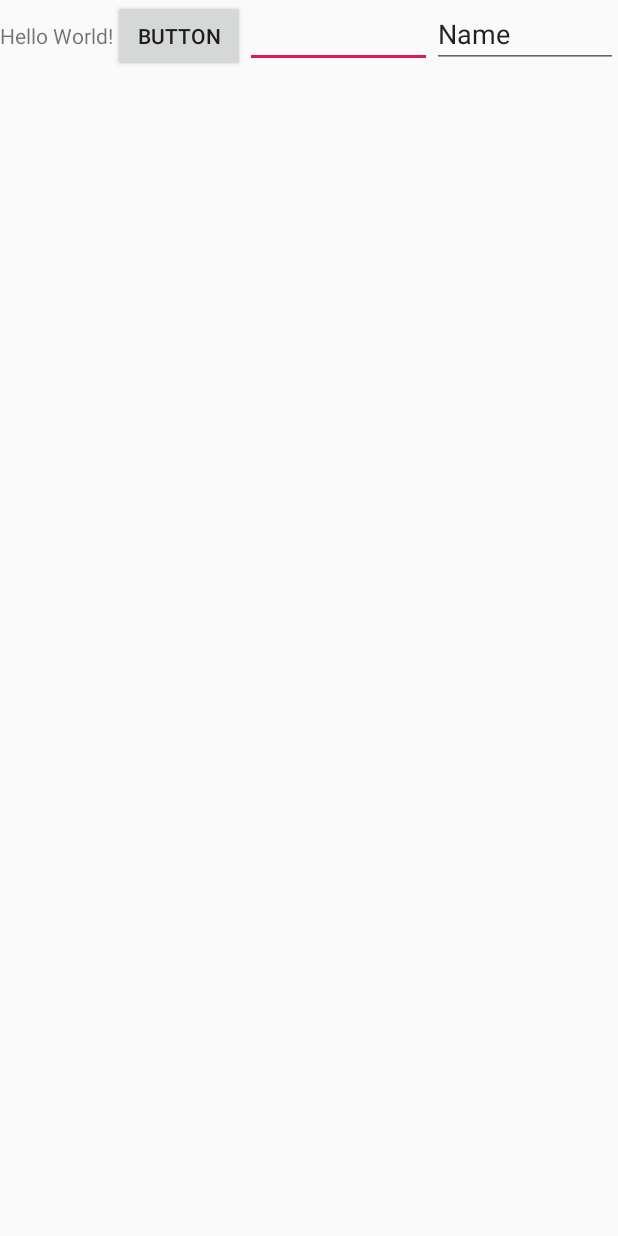
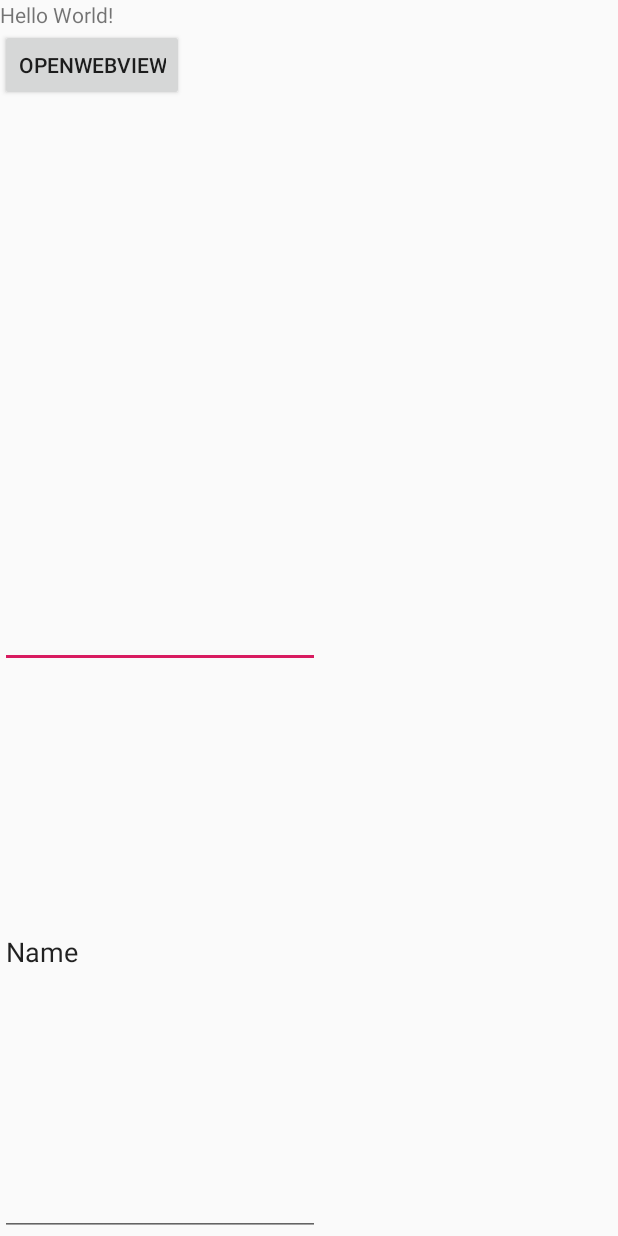
Before and after one commit to ChickenHook/ChickenHook, an Android app: the screen it shows after launch (MainActivity), on a phone screen of 412 x 824 dp. Run offline under Robolectric (Android 15) with nearby library versions, the phone set to English and light mode, and no system bars; 2 statements that could not run were skipped.

Commit message:
added some tests

```diff
--- a/androidTest/build.gradle
+++ b/androidTest/build.gradle
@@ -38,11 +38,13 @@ android {
 
 dependencies {
     implementation fileTree(dir: 'libs', include: ['*.jar'])
-    implementation"org.jetbrains.kotlin:kotlin-stdlib-jdk7:$kotlin_version"
+    implementation "org.jetbrains.kotlin:kotlin-stdlib-jdk7:$kotlin_version"
     implementation 'androidx.appcompat:appcompat:1.1.0'
     implementation 'androidx.core:core-ktx:1.1.0'
     implementation 'androidx.constraintlayout:constraintlayout:1.1.3'
+    implementation 'com.google.android.material:material:1.0.0'
     testImplementation 'junit:junit:4.12'
     androidTestImplementation 'androidx.test.ext:junit:1.1.1'
     androidTestImplementation 'androidx.test.espresso:espresso-core:3.2.0'
+    androidTestImplementation 'com.android.support.test:rules:1.0.2'
 }
--- a/androidTest/src/main/java/com/self/vmcracker/MainActivity.kt
+++ b/androidTest/src/main/java/com/self/vmcracker/MainActivity.kt
@@ -1,6 +1,7 @@
 package com.self.vmcracker
 
 import android.app.Activity
+import android.content.Intent
 import android.util.Log
 import kotlinx.android.synthetic.main.activity_main.*
 import android.os.*
@@ -22,11 +23,13 @@ class MainActivity : Activity() {
 
         test_button?.setOnClickListener {
             Log.d("TEST", "This is a test callback")
+            startActivity(Intent(this, WebViewActivity::class.java))
             true
         }
 
 
-        Looper.getMainLooper().setMessageLogging { string -> // TODO try to use native hook to create java hooks and hook this class!
+        Looper.getMainLooper().setMessageLogging { string ->
+            // TODO try to use native hook to create java hooks and hook this class!
             Log.d("LOOPER HOOK", string)
         }
 
--- a/androidTest/src/main/res/layout/activity_main.xml
+++ b/androidTest/src/main/res/layout/activity_main.xml
@@ -1,10 +1,10 @@
 <?xml version="1.0" encoding="utf-8"?>
-<LinearLayout
-        xmlns:android="http://schemas.android.com/apk/res/android"
+<LinearLayout xmlns:android="http://schemas.android.com/apk/res/android"
+    xmlns:app="http://schemas.android.com/apk/res-auto"
     xmlns:tools="http://schemas.android.com/tools"
-        xmlns:app="http://schemas.android.com/apk/res-auto"
     android:layout_width="match_parent"
     android:layout_height="match_parent"
+    android:orientation="vertical"
     tools:context=".MainActivity">
 
     <TextView
@@ -15,12 +15,15 @@
         app:layout_constraintBottom_toBottomOf="parent"
         app:layout_constraintLeft_toLeftOf="parent"
         app:layout_constraintRight_toRightOf="parent"
-            app:layout_constraintTop_toTopOf="parent"/>
+        app:layout_constraintTop_toTopOf="parent" />
+
     <Button
-            android:text="Button"
+        android:id="@+id/test_button"
         android:layout_width="wrap_content"
-            android:layout_height="wrap_content" tools:layout_editor_absoluteY="498dp"
-            tools:layout_editor_absoluteX="119dp" android:id="@+id/test_button"/>
+        android:layout_height="wrap_content"
+        android:text="OpenWebView"
+        tools:layout_editor_absoluteX="119dp"
+        tools:layout_editor_absoluteY="498dp" />
 
     <EditText
         android:id="@+id/editText"
--- /dev/null
+++ b/androidTest/src/main/res/values/dimens.xml
@@ -0,0 +1,3 @@
+<resources>
+    <dimen name="fab_margin">16dp</dimen>
+</resources>
--- a/androidTest/src/main/res/values/strings.xml
+++ b/androidTest/src/main/res/values/strings.xml
@@ -1,3 +1,4 @@
 <resources>
     <string name="app_name">VmCracker</string>
+    <string name="title_activity_web_view">WebViewActivity</string>
 </resources>
--- a/androidTest/src/main/res/values/styles.xml
+++ b/androidTest/src/main/res/values/styles.xml
@@ -8,4 +8,13 @@
         <item name="colorAccent">@color/colorAccent</item>
     </style>
 
+    <style name="AppTheme.NoActionBar">
+        <item name="windowActionBar">false</item>
+        <item name="windowNoTitle">true</item>
+    </style>
+
+    <style name="AppTheme.AppBarOverlay" parent="ThemeOverlay.AppCompat.Dark.ActionBar" />
+
+    <style name="AppTheme.PopupOverlay" parent="ThemeOverlay.AppCompat.Light" />
+
 </resources>
--- a/build.gradle
+++ b/build.gradle
@@ -1,13 +1,13 @@
 // Top-level build file where you can add configuration options common to all sub-projects/modules.
 
 buildscript {
-    ext.kotlin_version = '1.3.31'
+    ext.kotlin_version = '1.3.50'
     repositories {
         google()
         jcenter()
     }
     dependencies {
-        classpath 'com.android.tools.build:gradle:3.5.0'
+        classpath 'com.android.tools.build:gradle:3.5.1'
         classpath "org.jetbrains.kotlin:kotlin-gradle-plugin:$kotlin_version"
         // NOTE: Do not place your application dependencies here; they belong
         // in the individual module build.gradle files
```
Also changed, not shown: androidTest/src/main/AndroidManifest.xml (+9 -4 lines), androidTest/src/main/java/com/self/vmcracker/WebViewActivity.kt (added, +18 -0 lines), androidTest/src/main/res/layout/activity_web_view.xml (added, +13 -0 lines), 2 other files. Lines whose indentation alone changed are shown as unchanged.
